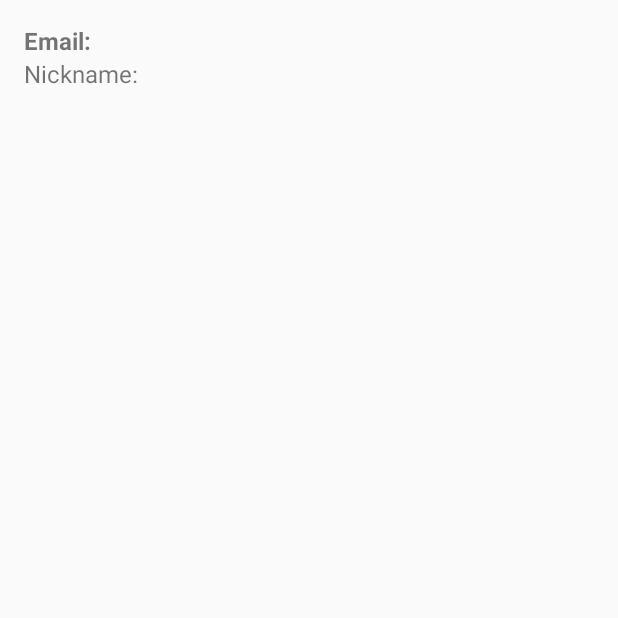
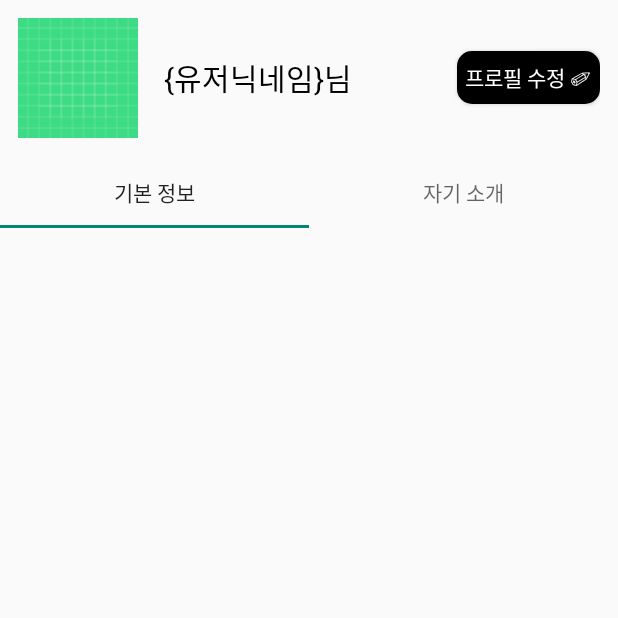
Before and after one commit to hyunbin1/NAWA_Android, an Android app: the MyProfileActivity screen opened directly, with no data from a screen before it, on a phone screen of 412 x 824 dp, the top half of it. Before the commit the part shown is almost empty. Run offline under Robolectric (Android 15) with nearby library versions, the phone set to English and light mode, and no system bars; pictures from the network do not load.

Commit message:
[Add] 마이페이지 이동 구현
로그인을 안했을 경우 다이어로그를 띄워 로그인 창으로 유도

```diff
--- a/app/src/main/java/com/example/myapplication/data/model/LoginResponse.kt
+++ b/app/src/main/java/com/example/myapplication/data/model/LoginResponse.kt
@@ -7,7 +7,7 @@ data class LoginResponse(
     data class Data(
         val signUpStep: String,
         val grantType: String,
-        val accessToken: String,
+        val accessToken: String, // 저장할 토큰
         val refreshToken: String,
         val accessTokenExpiresIn: Long
     )
--- /dev/null
+++ b/app/src/main/res/drawable/button_mypage.xml
@@ -0,0 +1,9 @@
+<?xml version="1.0" encoding="utf-8"?>
+<shape xmlns:android="http://schemas.android.com/apk/res/android" android:shape="rectangle" >
+    <corners
+        android:radius="10dp"
+        />
+    <solid
+        android:color="#000000"
+        />
+</shape>
--- a/app/src/main/res/layout/activity_myprofile.xml
+++ b/app/src/main/res/layout/activity_myprofile.xml
@@ -1,24 +1,64 @@
 <?xml version="1.0" encoding="utf-8"?>
 <LinearLayout xmlns:android="http://schemas.android.com/apk/res/android"
+    xmlns:app="http://schemas.android.com/apk/res-auto"
     android:layout_width="match_parent"
     android:layout_height="match_parent"
-    android:orientation="vertical"
-    android:padding="16dp">
+    android:orientation="vertical">
 
-    <TextView
-        android:id="@+id/userEmail"
-        android:layout_width="wrap_content"
+    <LinearLayout
+        android:layout_width="match_parent"
         android:layout_height="wrap_content"
-        android:textSize="16sp"
-        android:textStyle="bold"
-        android:text="Email: "/>
+        android:orientation="horizontal"
+        android:padding="12dp">
 
-    <TextView
-        android:id="@+id/userNickname"
-        android:layout_width="wrap_content"
-        android:layout_height="wrap_content"
-        android:textSize="16sp"
-        android:text="Nickname: "/>
+        <ImageView
+            android:id="@+id/userImage"
+            android:layout_width="80dp"
+            android:layout_height="80dp"
+            android:src="@drawable/ic_launcher_background"
+            android:layout_marginRight="15dp" />
 
-    <!-- 다른 사용자 정보 표시 TextView들 추가 -->
+        <TextView
+            android:id="@+id/userNickname"
+            android:layout_width="wrap_content"
+            android:layout_height="wrap_content"
+            android:layout_weight="1"
+            android:layout_margin="2dp"
+            android:layout_gravity="center_vertical"
+            android:text="{유저닉네임}님"
+            android:textColor="@color/black"
+            android:textSize="20sp" />
+
+        <Button
+            android:id="@+id/fetchProfileButton"
+            android:layout_width="95dp"
+            android:layout_height="35dp"
+            android:layout_gravity="center"
+            android:background="@drawable/button_mypage"
+            android:text="프로필 수정 ✐"
+            android:textColor="@color/white"
+            android:textSize="14sp" />
+    </LinearLayout>
+
+    <com.google.android.material.tabs.TabLayout
+        android:id="@+id/tab"
+        android:layout_width="match_parent"
+        android:layout_height="wrap_content">
+
+        <com.google.android.material.tabs.TabItem
+            android:layout_width="wrap_content"
+            android:layout_height="match_parent"
+            android:text="@string/basicinfo" />
+
+        <com.google.android.material.tabs.TabItem
+            android:layout_width="wrap_content"
+            android:layout_height="match_parent"
+            android:text="@string/introduce" />
+    </com.google.android.material.tabs.TabLayout>
+
+    <androidx.viewpager2.widget.ViewPager2
+        android:id="@+id/viewpager"
+        android:layout_width="match_parent"
+        android:layout_height="match_parent" />
+
 </LinearLayout>
--- a/app/src/main/res/values/themes.xml
+++ b/app/src/main/res/values/themes.xml
@@ -5,14 +5,12 @@
         <item name="windowActionBar">false</item>
         <item name="windowNoTitle">true</item>
         <item name="colorPrimary">@color/background</item>
-        <!-- <item name="colorPrimary">@color/orange</item> -->
     </style>
 
     <style name="ActionBarTextColor" parent="android:TextAppearance.Holo.Widget.ActionBar.Title">
         <item name="android:textColor">@color/black</item>
     </style>
 
-    <!-- Custom theme definition if needed -->
     <style name="Theme.NAWA" parent="Theme.AppCompat.Light.NoActionBar">
         <!-- Customize your theme here -->
     </style>
```
Also changed, not shown: app/src/main/java/com/example/myapplication/ui/LoginDialogFragment.kt (added, +36 -0 lines), app/src/main/java/com/example/myapplication/ui/MainActivity.kt (+11 -2 lines), app/src/main/java/com/example/myapplication/ui/MyProfileActivity.kt (+9 -3 lines), app/src/main/res/drawable/background_square.xml (added, +10 -0 lines), app/src/main/res/drawable/complete_button.xml (added, +10 -0 lines), app/src/main/res/layout/activity_login_dialog.xml (added, +46 -0 lines).
